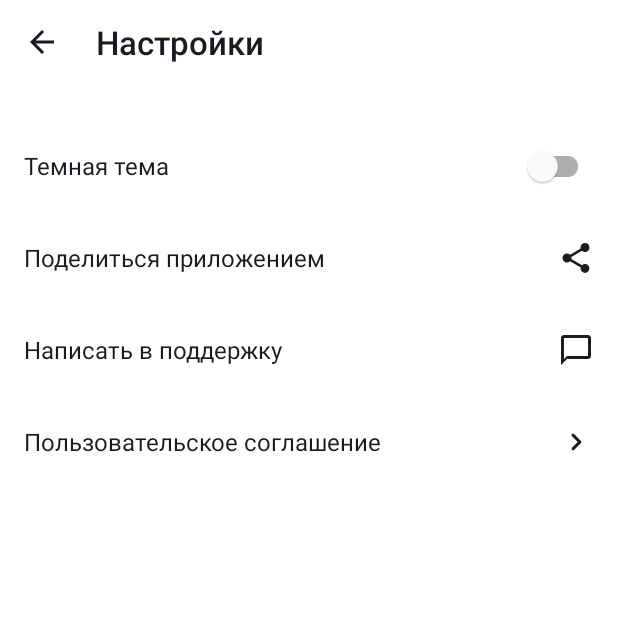
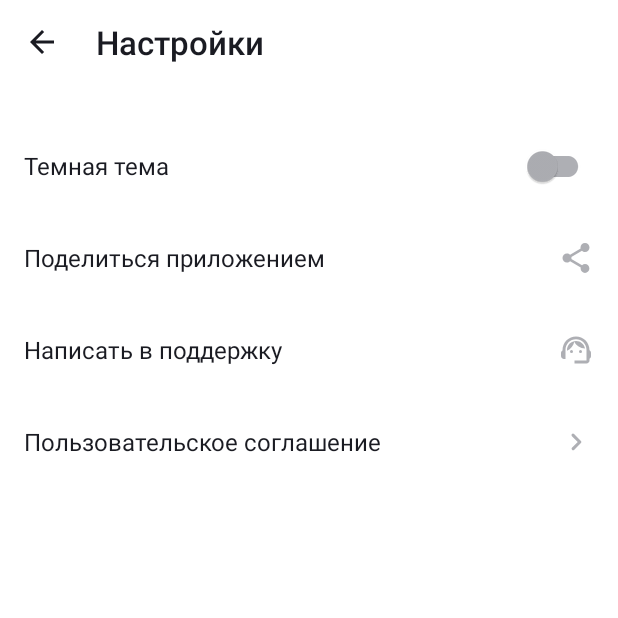
Before and after one commit to SergeyPoroshin/-PlaylistMaker, an Android app: the SettingsActivity screen opened directly, with no data from a screen before it, on a phone screen of 412 x 824 dp, the top half of it. Run offline under Robolectric (Android 15) with nearby library versions, the phone set to English and light mode, and no system bars.

Commit message:
8 спринт 1ДЗ Правки после ОС

```diff
--- /dev/null
+++ b/app/src/main/res/color/switch_thumb.xml
@@ -0,0 +1,5 @@
+<?xml version="1.0" encoding="utf-8"?>
+<selector xmlns:android="http://schemas.android.com/apk/res/android">
+    <item android:color="@color/yp_switch" android:state_checked="true" />
+    <item android:color="@color/yp_gray" />
+</selector>
--- /dev/null
+++ b/app/src/main/res/color/switch_track.xml
@@ -0,0 +1,5 @@
+<?xml version="1.0" encoding="utf-8"?>
+<selector xmlns:android="http://schemas.android.com/apk/res/android">
+    <item android:color="@color/yp_switch_track" android:state_checked="true" />
+    <item android:color="@color/yp_gray" />
+</selector>
--- a/app/src/main/res/drawable/ic_arrow_forward.xml
+++ b/app/src/main/res/drawable/ic_arrow_forward.xml
@@ -4,6 +4,6 @@
     android:viewportWidth="24"
     android:viewportHeight="24">
     <path
-        android:fillColor="@color/yp_black"
+        android:fillColor="@color/yp_gray"
         android:pathData="M9.29,6.71a1,1 0,0 0,0 1.41L13.17,12l-3.88,3.88a1,1 0,0 0,1.41 1.41l4.59,-4.59a1,1 0,0 0,0 -1.41L10.7,6.7a1,1 0,0 0,-1.41 0.01z" />
 </vector>
--- a/app/src/main/res/drawable/ic_library.xml
+++ b/app/src/main/res/drawable/ic_library.xml
@@ -5,12 +5,12 @@
     android:viewportHeight="24">
     <path
         android:fillColor="@color/yp_black"
-        android:pathData="M4,6H2v14c0,1.1 0.9,2 2,2h14v-2H4V6z" />
+        android:pathData="M4.2,8.2H3.2C2.54,8.2 2,8.74 2,9.4v9.4c0,0.66 0.54,1.2 1.2,1.2H15c0.66,0 1.2,-0.54 1.2,-1.2v-1.4H4.2V8.2z" />
     <path
         android:fillColor="@color/yp_black"
         android:fillType="evenOdd"
-        android:pathData="M22,4v12c0,1.1 -0.9,2 -2,2H8c-1.1,0 -2,-0.9 -2,-2V4c0,-1.1 0.9,-2 2,-2h12c1.1,0 2,0.9 2,2zM20,16H8V4h12v12z" />
+        android:pathData="M21.5,4.2v11c0,0.66 -0.54,1.2 -1.2,1.2H8.2c-0.66,0 -1.2,-0.54 -1.2,-1.2v-11c0,-0.66 0.54,-1.2 1.2,-1.2h12.1c0.66,0 1.2,0.54 1.2,1.2zM20.3,15.2H8.2v-11h12.1v11z" />
     <path
         android:fillColor="@color/yp_black"
-        android:pathData="M10,6h5v6h-5z" />
+        android:pathData="M9.6,5.6h5.2v6.2H9.6z" />
 </vector>
--- a/app/src/main/res/drawable/ic_share.xml
+++ b/app/src/main/res/drawable/ic_share.xml
@@ -4,6 +4,6 @@
     android:viewportWidth="24"
     android:viewportHeight="24">
     <path
-        android:fillColor="@color/yp_black"
+        android:fillColor="@color/yp_gray"
         android:pathData="M18,16.08c-0.76,0 -1.44,0.3 -1.96,0.77L8.91,12.7c0.05,-0.23 0.09,-0.46 0.09,-0.7s-0.04,-0.47 -0.09,-0.7l7.05,-4.11c0.54,0.5 1.25,0.81 2.04,0.81 1.66,0 3,-1.34 3,-3s-1.34,-3 -3,-3 -3,1.34 -3,3c0,0.24 0.04,0.47 0.09,0.7L8.04,9.81C7.5,9.31 6.79,9 6,9c-1.66,0 -3,1.34 -3,3s1.34,3 3,3c0.79,0 1.5,-0.31 2.04,-0.81l7.12,4.16c-0.05,0.21 -0.08,0.43 -0.08,0.65 0,1.61 1.31,2.92 2.92,2.92 1.61,0 2.92,-1.31 2.92,-2.92s-1.31,-2.92 -2.92,-2.92z" />
 </vector>
--- a/app/src/main/res/drawable/ic_support.xml
+++ b/app/src/main/res/drawable/ic_support.xml
@@ -4,6 +4,15 @@
     android:viewportWidth="24"
     android:viewportHeight="24">
     <path
-        android:fillColor="@color/yp_black"
-        android:pathData="M20,2H4c-1.1,0 -2,0.9 -2,2v18l4,-4h14c1.1,0 2,-0.9 2,-2V4c0,-1.1 -0.9,-2 -2,-2zM20,16H6l-2,2V4h16v12z" />
+        android:fillColor="@color/yp_gray"
+        android:pathData="M21,12.22C21,6.73 16.74,3 12,3c-4.69,0 -9,3.65 -9,9.28C2.4,12.62 2,13.26 2,14v2c0,1.1 0.9,2 2,2h1v-6.1c0,-3.87 3.13,-7 7,-7s7,3.13 7,7V19h-8v2h8c1.1,0 2,-0.9 2,-2v-1.22c0.59,-0.31 1,-0.92 1,-1.64v-2.3C22,13.14 21.59,12.53 21,12.22z" />
+    <path
+        android:fillColor="@color/yp_gray"
+        android:pathData="M9,13m-1,0a1,1 0,1 1,2 0a1,1 0,1 1,-2 0" />
+    <path
+        android:fillColor="@color/yp_gray"
+        android:pathData="M15,13m-1,0a1,1 0,1 1,2 0a1,1 0,1 1,-2 0" />
+    <path
+        android:fillColor="@color/yp_gray"
+        android:pathData="M18,11.03C17.52,8.18 15.04,6 12.05,6c-3.03,0 -6.29,2.51 -6.03,6.45c2.47,-1.01 4.33,-3.21 4.86,-5.89C12.19,9.19 14.88,11 18,11.03z" />
 </vector>
--- a/app/src/main/res/layout/activity_main.xml
+++ b/app/src/main/res/layout/activity_main.xml
@@ -4,7 +4,7 @@
     android:id="@+id/main"
     android:layout_width="match_parent"
     android:layout_height="match_parent"
-    android:background="@color/yp_blue"
+    android:background="@color/main_background"
     android:fitsSystemWindows="true"
     android:orientation="vertical">
 
@@ -40,6 +40,7 @@
         app:backgroundTint="@color/yp_white"
         app:cornerRadius="@dimen/button_corner_radius"
         app:icon="@drawable/ic_search"
+        app:shapeAppearanceOverlay="@style/ShapeAppearance.PlaylistMaker.MainButton"
         app:iconGravity="textStart"
         app:iconPadding="@dimen/space_8"
         app:iconSize="@dimen/icon_size"
@@ -66,6 +67,7 @@
         app:backgroundTint="@color/yp_white"
         app:cornerRadius="@dimen/button_corner_radius"
         app:icon="@drawable/ic_library"
+        app:shapeAppearanceOverlay="@style/ShapeAppearance.PlaylistMaker.MainButton"
         app:iconGravity="textStart"
         app:iconPadding="@dimen/space_8"
         app:iconSize="@dimen/icon_size"
@@ -93,6 +95,7 @@
         app:backgroundTint="@color/yp_white"
         app:cornerRadius="@dimen/button_corner_radius"
         app:icon="@drawable/ic_settings"
+        app:shapeAppearanceOverlay="@style/ShapeAppearance.PlaylistMaker.MainButton"
         app:iconGravity="textStart"
         app:iconPadding="@dimen/space_8"
         app:iconSize="@dimen/icon_size"
--- a/app/src/main/res/layout/activity_settings.xml
+++ b/app/src/main/res/layout/activity_settings.xml
@@ -3,7 +3,7 @@
     xmlns:app="http://schemas.android.com/apk/res-auto"
     android:layout_width="match_parent"
     android:layout_height="match_parent"
-    android:background="@color/yp_white"
+    android:background="@color/settings_background"
     android:fitsSystemWindows="true"
     android:orientation="vertical">
 
@@ -21,7 +21,7 @@
             android:layout_height="@dimen/icon_size"
             android:contentDescription="@null"
             android:src="@drawable/ic_arrow_back"
-            app:tint="@color/yp_black" />
+            app:tint="@color/text_primary" />
 
         <TextView
             android:layout_width="wrap_content"
@@ -29,7 +29,7 @@
             android:layout_marginStart="@dimen/space_24"
             android:fontFamily="sans-serif-medium"
             android:text="@string/settings"
-            android:textColor="@color/yp_black"
+            android:textColor="@color/text_primary"
             android:textSize="@dimen/text_size_22" />
 
     </LinearLayout>
@@ -48,13 +48,16 @@
             android:layout_height="wrap_content"
             android:layout_weight="1"
             android:text="@string/dark_theme"
-            android:textColor="@color/yp_black"
+            android:textColor="@color/text_primary"
             android:textSize="@dimen/text_size_16" />
 
         <com.google.android.material.switchmaterial.SwitchMaterial
             android:id="@+id/themeSwitch"
             android:layout_width="wrap_content"
-            android:layout_height="wrap_content" />
+            android:layout_height="wrap_content"
+            app:thumbTint="@color/switch_thumb"
+            app:trackTint="@color/switch_track"
+            app:useMaterialThemeColors="false" />
 
     </LinearLayout>
 
@@ -71,7 +74,7 @@
             android:layout_height="wrap_content"
             android:layout_weight="1"
             android:text="@string/share_app"
-            android:textColor="@color/yp_black"
+            android:textColor="@color/text_primary"
             android:textSize="@dimen/text_size_16" />
 
         <ImageView
@@ -79,7 +82,7 @@
             android:layout_height="@dimen/icon_size"
             android:contentDescription="@null"
             android:src="@drawable/ic_share"
-            app:tint="@color/yp_black" />
+            app:tint="@color/yp_gray" />
 
     </LinearLayout>
 
@@ -96,7 +99,7 @@
             android:layout_height="wrap_content"
             android:layout_weight="1"
             android:text="@string/write_to_support"
-            android:textColor="@color/yp_black"
+            android:textColor="@color/text_primary"
             android:textSize="@dimen/text_size_16" />
 
         <ImageView
@@ -104,7 +107,7 @@
             android:layout_height="@dimen/icon_size"
             android:contentDescription="@null"
             android:src="@drawable/ic_support"
-            app:tint="@color/yp_black" />
+            app:tint="@color/yp_gray" />
 
     </LinearLayout>
 
@@ -121,7 +124,7 @@
             android:layout_height="wrap_content"
             android:layout_weight="1"
             android:text="@string/user_agreement"
-            android:textColor="@color/yp_black"
+            android:textColor="@color/text_primary"
             android:textSize="@dimen/text_size_16" />
 
         <ImageView
@@ -129,7 +132,7 @@
             android:layout_height="@dimen/icon_size"
             android:contentDescription="@null"
             android:src="@drawable/ic_arrow_forward"
-            app:tint="@color/yp_black" />
+            app:tint="@color/yp_gray" />
 
     </LinearLayout>
 
--- /dev/null
+++ b/app/src/main/res/values-night/colors.xml
@@ -0,0 +1,6 @@
+<?xml version="1.0" encoding="utf-8"?>
+<resources>
+    <color name="main_background">#1A1B22</color>
+    <color name="settings_background">#1A1B22</color>
+    <color name="text_primary">#FFFFFF</color>
+</resources>
--- a/app/src/main/res/values/colors.xml
+++ b/app/src/main/res/values/colors.xml
@@ -5,4 +5,10 @@
     <color name="yp_blue">#3772E7</color>
     <color name="yp_black">#1A1B22</color>
     <color name="yp_white">#FFFFFF</color>
+    <color name="yp_gray">#AEAFB4</color>
+    <color name="yp_switch">#00D6C3</color>
+    <color name="yp_switch_track">#BEF5F1</color>
+    <color name="main_background">#3772E7</color>
+    <color name="settings_background">#FFFFFF</color>
+    <color name="text_primary">#1A1B22</color>
 </resources>
--- a/app/src/main/res/values/themes.xml
+++ b/app/src/main/res/values/themes.xml
@@ -6,4 +6,9 @@
     </style>
 
     <style name="Theme.PlaylistMaker" parent="Base.Theme.PlaylistMaker" />
+
+    <style name="ShapeAppearance.PlaylistMaker.MainButton" parent="">
+        <item name="cornerFamily">rounded</item>
+        <item name="cornerSize">@dimen/button_corner_radius</item>
+    </style>
 </resources>
```
